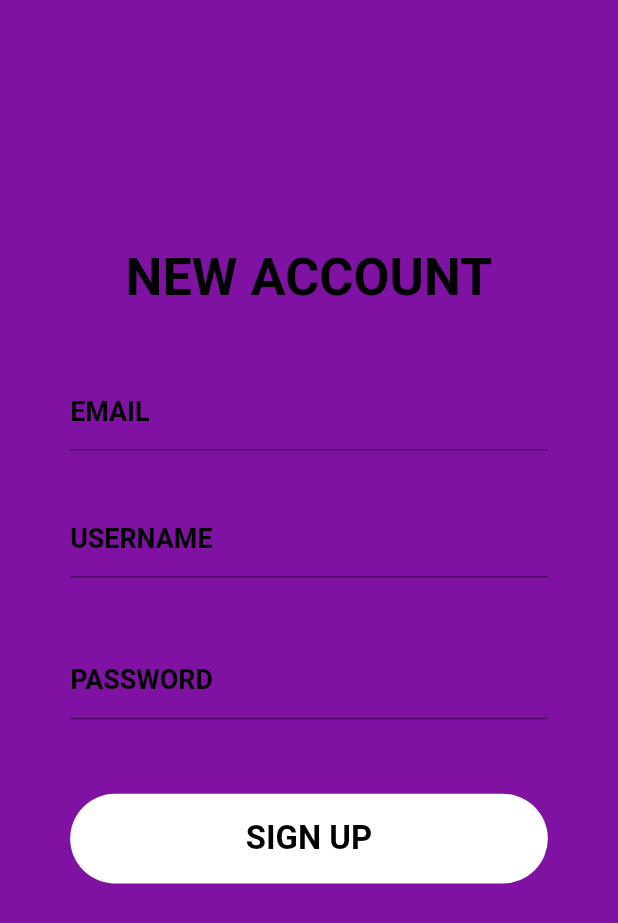
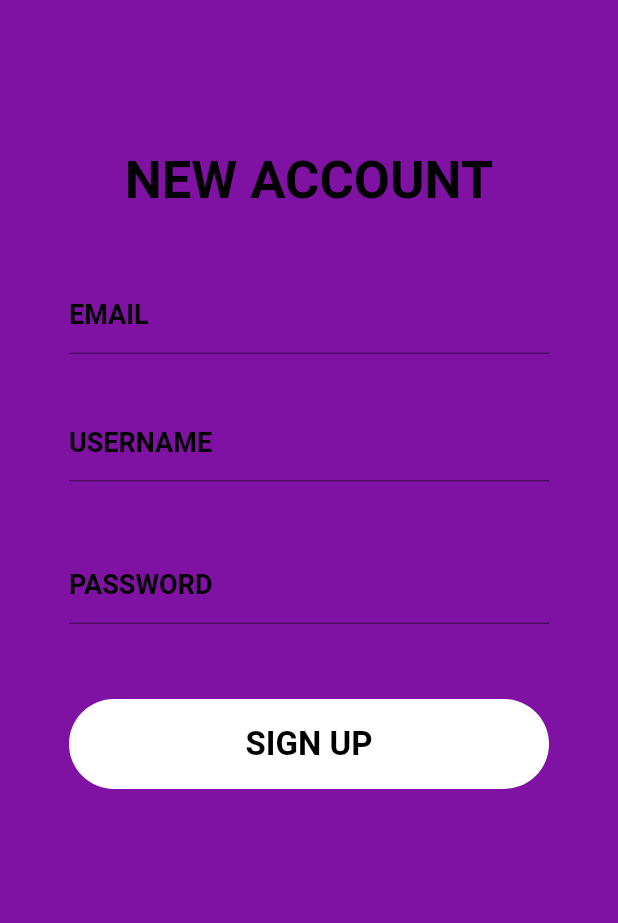
Before and after one commit to Karan-S1ngh/Lost-and-found-app, a Flutter app: the SignUpPage screen opened directly, on a phone screen of 412 x 824 dp. Shown: the top 923 px of the screen. Run offline on Flutter 3.47's test engine with Material 2 defaults, Android fonts, the phone set to English and light mode, and no system bars; our stand-ins replace firebase_auth, firebase_core, image_picker, logger; accounts and stored records are empty; network calls fail.

Commit message:
Added Additional Features

```diff
--- a/lib/first_page.dart
+++ b/lib/first_page.dart
@@ -52,7 +52,7 @@ class FirstPage extends StatelessWidget {
                 onPressed: () {
                   Navigator.push(
                     context,
-                    MaterialPageRoute(builder: (context) => const LoginInPage()),
+                    MaterialPageRoute(builder: (context) =>  LoginInPage()),
                   );
                 },
                 style: ElevatedButton.styleFrom(
--- a/lib/found_inform_cards.dart
+++ b/lib/found_inform_cards.dart
@@ -22,7 +22,7 @@ class FoundInformCards extends StatelessWidget {
             Navigator.push(
               context,
               MaterialPageRoute(
-                builder: (context) => OnClickLostCards(
+                builder: (context) => OnClickFoundCards(
                   username: username,
                   title: title,
                   imageUrl: imageUrl ?? "", // Use empty string if imageUrl is null
--- a/lib/signup_page.dart
+++ b/lib/signup_page.dart
@@ -1,47 +1,82 @@
 import 'package:flutter/material.dart';
+import 'package:firebase_auth/firebase_auth.dart';
 
-class SignUpPage extends StatelessWidget {
-  const SignUpPage({super.key});
+class SignUpPage extends StatefulWidget {
+  const SignUpPage({Key? key}) : super(key: key);
+
+  @override
+   State<SignUpPage> createState() => _SignUpPageState();
+}
+
+class _SignUpPageState extends State<SignUpPage> {
+  final TextEditingController _emailController = TextEditingController();
+  final TextEditingController _usernameController = TextEditingController();
+  final TextEditingController _passwordController = TextEditingController();
+
+  final GlobalKey<ScaffoldState> _scaffoldKey = GlobalKey<ScaffoldState>();
+
+  void _handleSignUp() async {
+    String email = _emailController.text.trim();
+    _usernameController.text.trim();
+    String password = _passwordController.text.trim();
+
+    try {
+      await FirebaseAuth.instance
+          .createUserWithEmailAndPassword(email: email, password: password);
+
+      // User created successfully, you can handle the navigation or additional tasks here.
+    } on FirebaseAuthException catch (e) {
+      if (e.code == 'weak-password') {
+        _showSnackBar('The password provided is too weak.');
+      } else if (e.code == 'email-already-in-use') {
+        _showSnackBar('The account already exists for that email.');
+      } else {
+        _showSnackBar('Error during sign up: $e');
+      }
+    } catch (e) {
+      _showSnackBar('Error during sign up: $e');
+    }
+  }
+
+ void _showSnackBar(String message) {
+  ScaffoldMessenger.of(context).showSnackBar(SnackBar(content: Text(message)));
+}
 
   @override
   Widget build(BuildContext context) {
-    double screenWidth = MediaQuery.of(context).size.width;
-    double screenHeight = MediaQuery.of(context).size.height;
-    double fem = screenWidth / 414; // Assuming design width is 414
-
     return Scaffold(
+      key: _scaffoldKey,
       body: Container(
         width: double.infinity,
         height: double.infinity,
         decoration: const BoxDecoration(
-          color: Color.fromARGB(255, 182, 4, 242), // Desired background color here
+          color: Color.fromARGB(255, 182, 4, 242),
         ),
         child: Container(
-          padding:
-              EdgeInsets.fromLTRB(0, screenHeight * 0.2, 0, screenHeight * 0.1),
+          padding: const EdgeInsets.fromLTRB(0, 100, 0, 100),
           width: double.infinity,
           height: double.infinity,
-          color: const Color.fromARGB(255, 127, 18, 163), // Desired color here
+          color: const Color.fromARGB(255, 127, 18, 163),
           child: SingleChildScrollView(
             child: Column(
               crossAxisAlignment: CrossAxisAlignment.center,
               children: [
-                Text(
+                const Text(
                   'NEW ACCOUNT',
                   style: TextStyle(
-                    fontSize: 35 * fem,
+                    fontSize: 35,
                     fontWeight: FontWeight.w700,
-                    color: const Color(0xFF000000),
+                    color: Color(0xFF000000),
                   ),
                 ),
-                SizedBox(height: 45 * fem),
-                _buildInputField('EMAIL', fem),
-                SizedBox(height: 35 * fem),
-                _buildInputField('USERNAME', fem),
-                SizedBox(height: 45 * fem),
-                _buildInputField1('PASSWORD', fem),
-                SizedBox(height: 50 * fem),
-                _buildSignUpButton(fem),
+                const SizedBox(height: 45),
+                _buildInputField('EMAIL'),
+                const SizedBox(height: 35),
+                _buildInputField('USERNAME'),
+                const SizedBox(height: 45),
+                _buildInputField('PASSWORD', isPassword: true),
+                const SizedBox(height: 50),
+                _buildSignUpButton(),
               ],
             ),
           ),
@@ -50,22 +85,24 @@ class SignUpPage extends StatelessWidget {
     );
   }
 
-  Widget _buildInputField(String label, double fem) {
+  Widget _buildInputField(String label, {bool isPassword = false}) {
     return SizedBox(
-      width: 320 * fem,
-      height: 50 * fem,
+      width: 320,
+      height: 50,
       child: TextField(
-        style: TextStyle(
-          fontSize: 18 * fem,
+        controller: isPassword ? _passwordController : (label == 'EMAIL' ? _emailController : _usernameController),
+        obscureText: isPassword,
+        style: const TextStyle(
+          fontSize: 18,
           fontWeight: FontWeight.w700,
-          color: const Color(0xFF000000),
+          color: Color(0xFF000000),
         ),
         decoration: InputDecoration(
           labelText: label,
-          labelStyle: TextStyle(
-            fontSize: 18 * fem,
+          labelStyle: const TextStyle(
+            fontSize: 18,
             fontWeight: FontWeight.w700,
-            color: const Color(0xFF000000),
+            color: Color(0xFF000000),
           ),
           focusedBorder: const UnderlineInputBorder(
             borderSide: BorderSide(color: Color(0xFF000000)),
@@ -75,48 +112,23 @@ class SignUpPage extends StatelessWidget {
     );
   }
 
-    Widget _buildInputField1(String label, double fem) {
-    return SizedBox(
-      width: 320 * fem,
-      height: 50 * fem,
-      child: TextField(
-        obscureText: true,
-        style: TextStyle(
-          fontSize: 18 * fem,
-          fontWeight: FontWeight.w700,
-          color: const Color(0xFF000000),
-        ),
-        decoration: InputDecoration(
-          labelText: label,
-          labelStyle: TextStyle(
-            fontSize: 18 * fem,
-            fontWeight: FontWeight.w700,
-            color: const Color(0xFF000000),
-          ),
-          focusedBorder: const UnderlineInputBorder(
-            borderSide: BorderSide(color: Color(0xFF000000)),
-          ),
-        ),
-      ),
-    );
-  }
-
-  Widget _buildSignUpButton(double fem) {
+  Widget _buildSignUpButton() {
     return Container(
-      width: 320 * fem,
-      height: 60 * fem,
+      width: 320,
+      height: 60,
       decoration: BoxDecoration(
         color: const Color(0xFFFFFFFF),
-        borderRadius: BorderRadius.circular(30 * fem),
+        borderRadius: BorderRadius.circular(30),
       ),
-      child: Center(
-        child: Text(
+      child: TextButton(
+        onPressed: _handleSignUp,
+        child: const Text(
           'SIGN UP',
           textAlign: TextAlign.center,
           style: TextStyle(
-            fontSize: 22 * fem,
+            fontSize: 22,
             fontWeight: FontWeight.w700,
-            color: const Color(0xFF000000),
+            color: Color(0xFF000000),
           ),
         ),
       ),
--- a/pubspec.yaml
+++ b/pubspec.yaml
@@ -40,6 +40,8 @@ dependencies:
   blur: ^3.1.0
   firebase_core: ^2.17.0
   firebase_storage: ^11.2.8
+  firebase_auth: ^4.10.1
+  logger: ^2.0.2+1
 
 dev_dependencies:
   flutter_test:
```
Also changed, not shown: lib/claim_page.dart (+66 -12 lines), lib/found_page.dart (added, +81 -0 lines), lib/home_page.dart (+23 -0 lines), lib/login_page.dart (+46 -40 lines), lib/main.dart (+22 -4 lines), lib/on_click_cards.dart (+15 -25 lines), pubspec.lock, 3 other files.
